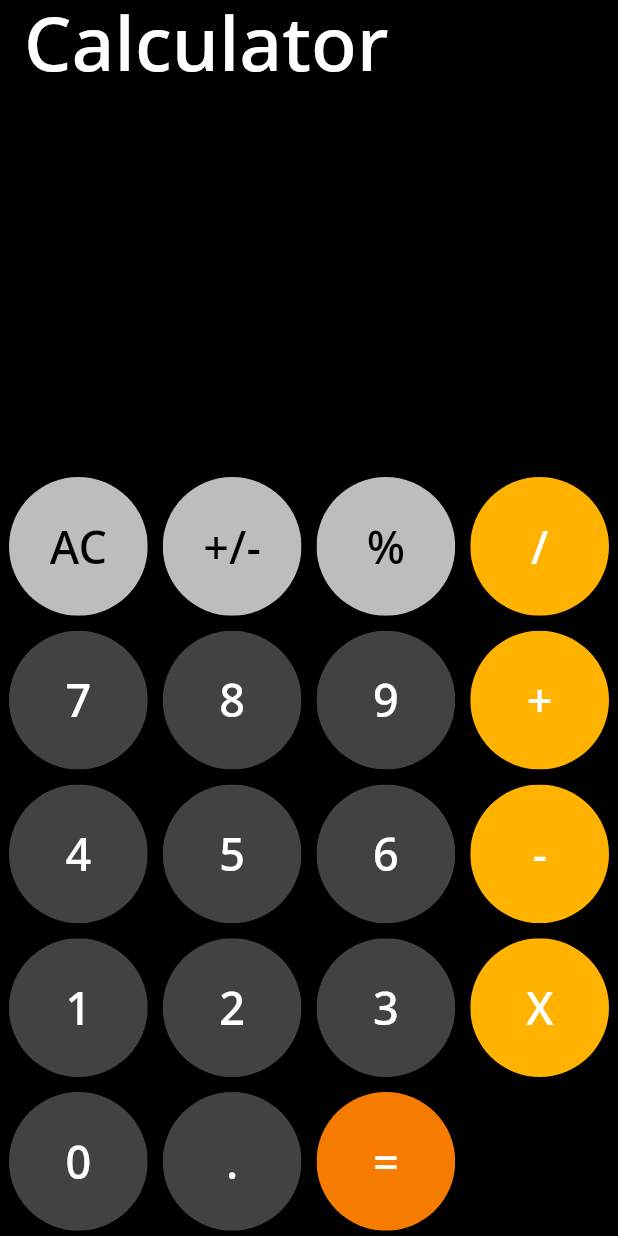
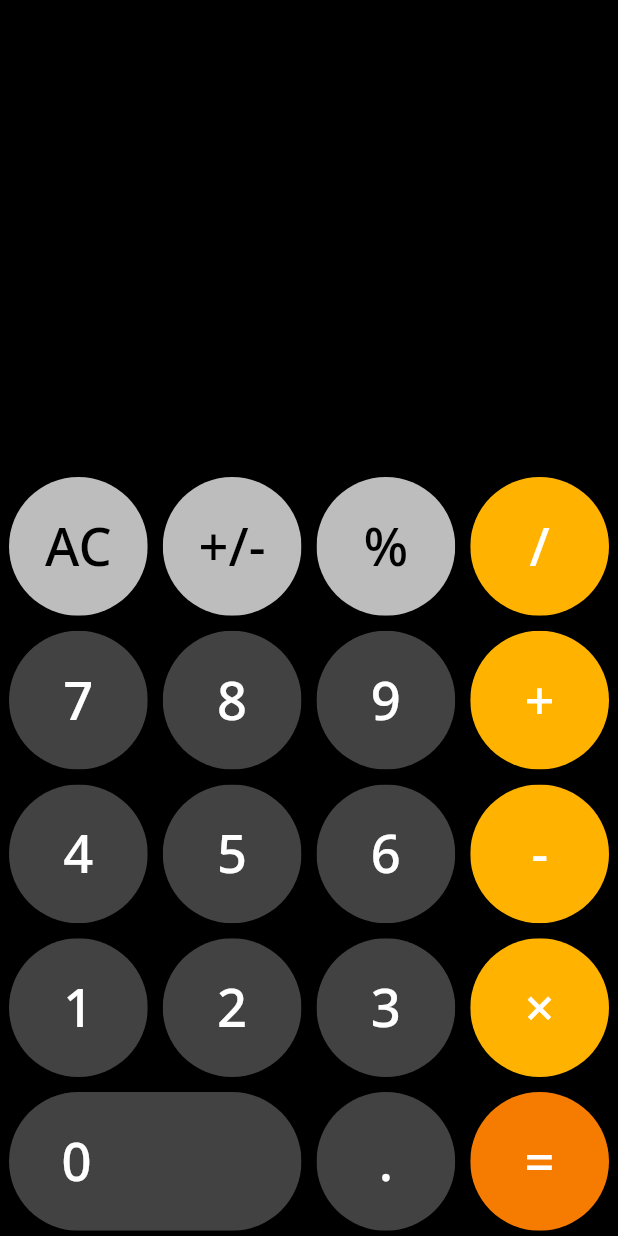
Before and after one commit to solankismit/Calculator-App, a Flutter app: the screen it shows after launch, on a phone screen of 412 x 824 dp. Run offline on Flutter 3.47's test engine with Material 2 defaults, Android fonts, the phone set to English and light mode, and no system bars; our stand-ins replace math_expressions.

Commit message:
All Buttons IOS done

```diff
--- a/lib/main.dart
+++ b/lib/main.dart
@@ -1,6 +1,7 @@
 import 'package:calculator/services/MyButton.dart';
 import 'package:flutter/material.dart';
 import 'package:flutter/services.dart';
+import 'package:flutter_staggered_grid_view/flutter_staggered_grid_view.dart';
 import 'package:math_expressions/math_expressions.dart';
 
 Future<void> main() async {
@@ -10,11 +11,7 @@ Future<void> main() async {
     DeviceOrientation.portraitDown,
   ]);
   runApp(
-    MaterialApp(
-      theme: ThemeData(
-        fontFamily: 'Schyler'
-      ),
-        home: Calculator()));
+      MaterialApp(theme: ThemeData(fontFamily: 'Schyler'), home: Calculator()));
 }
 
 class Calculator extends StatefulWidget {
@@ -44,7 +41,7 @@ class _CalculatorState extends State<Calculator> {
     '1',
     '2',
     '3',
-    'X',
+    '×',
     '0',
     '.',
     // '+-',
@@ -61,9 +58,10 @@ class _CalculatorState extends State<Calculator> {
 
   @override
   Widget build(BuildContext context) {
+    String? swipeDirection;
     return Scaffold(
         appBar: AppBar(
-          title: Text('Calculator', style: TextStyle(fontSize: 50)),
+          // title: Text('Calculator', style: TextStyle(fontSize: 50)),
           backgroundColor: Colors.black,
         ),
         backgroundColor: Colors.black,
@@ -71,30 +69,63 @@ class _CalculatorState extends State<Calculator> {
           children: [
             Expanded(
               flex: 1,
-              child: GestureDetector(
-                onHorizontalDragEnd: (DragEndDetails) {
-                  print("HORIZONTAL DETECTED");
-                  setState(() {
-                    userInput = userInput.substring(0, userInput.length - 1);
-                  });
-                },
+              // child: SizedBox.expand(
+
+              // onHorizontalDragEnd: (DragEndDetails details) {
+              //   if (details.primaryVelocity! < 0) {
+              //     // User swiped Right{
+              //     print("HORIZONTAL DETECTED");
+              //     setState(() {
+              //       userInput =
+              //           userInput.substring(0, userInput.length - 1);
+              //     });
+              //   }
+              // },
               child: Container(
                 child: Column(
                   mainAxisAlignment: MainAxisAlignment.spaceEvenly,
                   children: [
-                      Container(
-                        padding: EdgeInsets.all(20),
+                    GestureDetector(
+                      onHorizontalDragEnd: (DragEndDetails details) {
+                        print("Drag End : " +
+                            details.velocity.pixelsPerSecond.dx.toString());
+                        setState(() {
+                          if (details.velocity.pixelsPerSecond.dx > 0 ||
+                              details.velocity.pixelsPerSecond.dx < 0) {
+                            userInput =
+                                userInput.substring(0, userInput.length - 1);
+                          }
+                        });
+                      },
+                      onHorizontalDragDown: (DragDownDetails details) {
+                        print("Down : " +
+                            details.globalPosition.toString() +
+                            "  " +
+                            details.localPosition.toString());
+                      },
+                      onHorizontalDragStart: (DragStartDetails details) {
+                        print("Start : " +
+                            details.sourceTimeStamp.toString() +
+                            "  " +
+                            details.localPosition.toString());
+                      },
+                      onHorizontalDragCancel: () {
+                        print("Cancelled");
+                      },
+                      child: Container(
+                        padding: EdgeInsets.fromLTRB(20, 20, 40, 20),
                         alignment: Alignment.centerRight,
                         child: Text(userInput,
                             style:
                                 TextStyle(fontSize: 20, color: Colors.white)),
+                      ),
                     ),
                     Container(
                         padding: EdgeInsets.all(15),
                         alignment: Alignment.centerRight,
                         child: Text(
                           result,
-                            style: TextStyle(
+                          style: const TextStyle(
                             fontSize: 70,
                             color: Colors.white,
                             // fontWeight: FontWeight.bold
@@ -104,17 +135,18 @@ class _CalculatorState extends State<Calculator> {
                 ),
               ),
             ),
-            ),
+            // ),
             Expanded(
                 flex: 2,
                 child: Container(
                   padding: EdgeInsets.all(0),
                   margin: EdgeInsets.all(1),
-                  child: GridView.builder(
+                  child: StaggeredGridView.countBuilder(
+                    physics: NeverScrollableScrollPhysics(),
                     itemCount: buttons.length,
-                      gridDelegate:
-                          const SliverGridDelegateWithFixedCrossAxisCount(
-                              crossAxisCount: 4),
+                    // mainAxisSpacing: 0,
+                    // crossAxisSpacing: 10,
+                    crossAxisCount: 4,
 
                     itemBuilder: (BuildContext context, int index) {
                       //Clear Button
@@ -146,21 +178,6 @@ class _CalculatorState extends State<Calculator> {
                           },
                         );
                       }
-
-                        //+- button
-                        // if (index == 18) {
-                        //   return MyButton(
-                        //     buttonText: buttons[index],
-                        //     color: Colors.grey[400],
-                        //     textColor: Colors.black,
-                        //     buttonTapped: () {
-                        //       setState(() {
-                        //         userInput = userInput.replaceRange(
-                        //             0, userInput.length, Negate(userInput));
-                        //       });
-                        //     },
-                        //   );
-                        // }
                       //Equal Button
                       else if (index == 18) {
                         return MyButton(
@@ -197,6 +214,7 @@ class _CalculatorState extends State<Calculator> {
                               }
                             });
                           },
+                          alignment: index == 16?0.4 :1,
                           textColor: Colors.white,
                           buttonText: buttons[index],
                           color: isOperator(buttons[index])
@@ -204,14 +222,15 @@ class _CalculatorState extends State<Calculator> {
                               : Colors.grey[800],
                         );
                       }
-                      }),
+                    }, staggeredTileBuilder: (int index) => StaggeredTile.count(index==16?2:1, 1)
+                  ),
                 ))
           ],
         ));
   }
 
   bool isOperator(String str) {
-    if (str == '%' || str == '/' || str == '+' || str == '-' || str == 'X') {
+    if (str == '%' || str == '/' || str == '+' || str == '-' || str == '×') {
       return true;
     }
     return false;
--- a/lib/services/MyButton.dart
+++ b/lib/services/MyButton.dart
@@ -6,7 +6,8 @@ class MyButton extends StatelessWidget {
   final buttonTapped;
   final String buttonText;
   final textColor;
-  MyButton({this.color,this.buttonTapped,required this.buttonText,this.textColor});
+  var alignment = 1.0;
+  MyButton({this.color,this.buttonTapped,required this.buttonText,this.textColor,this.alignment=1});
   @override
   Widget build(BuildContext context) {
     return GestureDetector(
@@ -20,17 +21,18 @@ class MyButton extends StatelessWidget {
             // child: Text(buttonText),
             borderRadius: BorderRadius.all(Radius.circular(50)),
               child: Container(
+                alignment: Alignment.lerp(Alignment.centerLeft, Alignment.center, alignment),
                 color:  color,
-                child: Center(
+                // child: Center(
                   child: Text(
                     buttonText,
                     style: TextStyle(
                       color: textColor,
                       // fontWeight: FontWeight.bold,
-                      fontSize: 30
+                      fontSize: 35
                   ),
                 ),
-              ),
+              // ),
             ),
           ),
         ),
--- a/pubspec.yaml
+++ b/pubspec.yaml
@@ -27,6 +27,7 @@ environment:
 # the latest version available on pub.dev. To see which dependencies have newer
 # versions available, run `flutter pub outdated`.
 dependencies:
+  flutter_staggered_grid_view: ^0.4.0
   math_expressions: ^2.3.1
   flutter:
     sdk: flutter
```
Also changed, not shown: pubspec.lock. Lines whose indentation alone changed are shown as unchanged.
